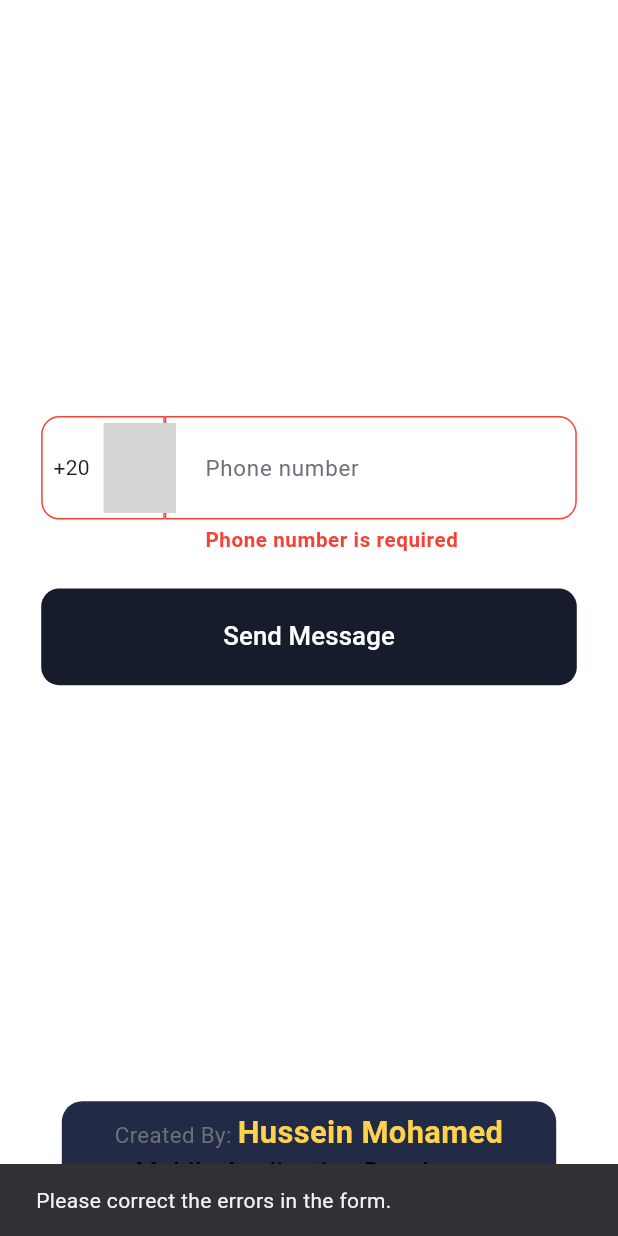
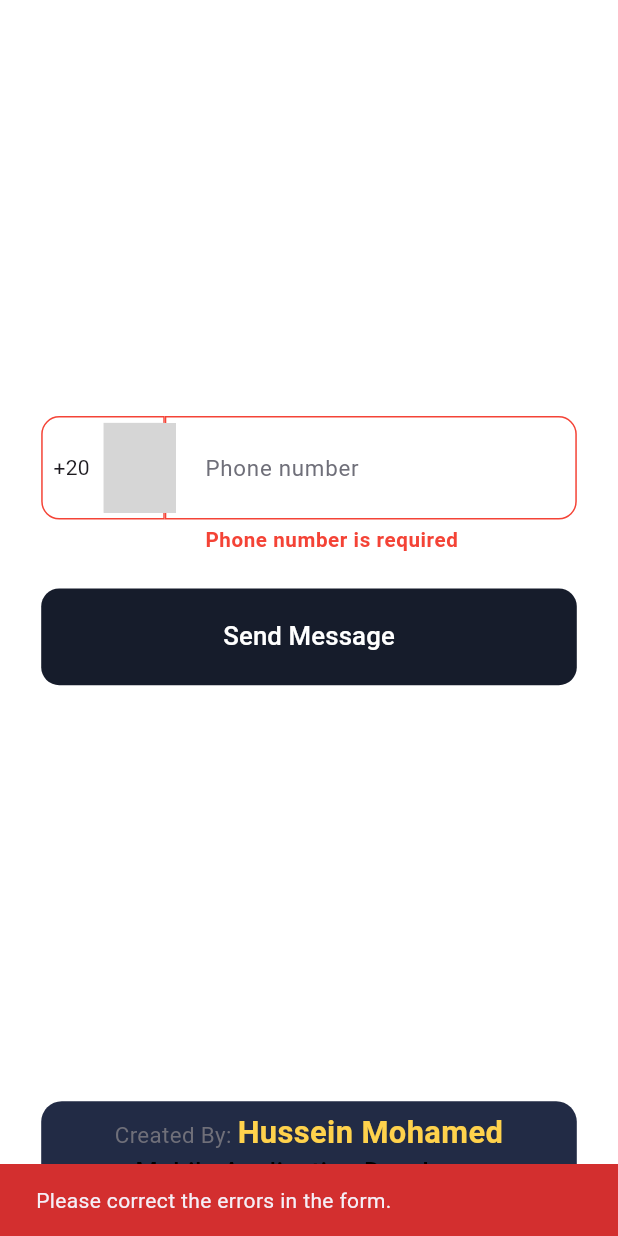
Before and after one commit to HusseinMohamed99/Faster_Chatting, a Flutter app: the screen it shows after launch, after a tap on "Send Message", on a phone screen of 412 x 824 dp. Run offline on Flutter 3.47's test engine with Material 3 defaults, Android fonts, the phone set to English and light mode, and no system bars; our stand-ins replace flutter_screenutil; missing offline and left inert: fl_country_code_picker; grey boxes are pictures that could not be loaded.

Commit message:
feat: rebrand app from FasterChatting to NumChat
- Update app name, package structure, and branding assets
- Modify splash screen colors and launcher icons
- Refactor form validation and phone input handling
- Improve documentation and README with new branding

```diff
--- a/flutter_launcher_icons.yaml
+++ b/flutter_launcher_icons.yaml
@@ -1,6 +1,7 @@
 flutter_launcher_icons:
   android: true
   ios: true
+  image_path: "assets/images/logo_launcher.png"
   adaptive_icon_background: "#000000"
   adaptive_icon_foreground: "assets/images/logo_launcher.png"
-  image_path: "assets/images/logo_launcher.png"
+  remove_alpha_ios: true
--- a/lib/Core/app_buttons.dart
+++ b/lib/Core/app_buttons.dart
@@ -1,4 +1,4 @@
-import 'package:faster_chatting/Core/color_manager.dart';
+import 'package:numchat/Core/color_manager.dart';
 import 'package:flutter/material.dart';
 import 'package:flutter_screenutil/flutter_screenutil.dart';
 
--- a/lib/Core/style_manager.dart
+++ b/lib/Core/style_manager.dart
@@ -1,4 +1,4 @@
-import 'package:faster_chatting/Core/color_manager.dart';
+import 'package:numchat/Core/color_manager.dart';
 import 'package:flutter/material.dart';
 import 'package:flutter_screenutil/flutter_screenutil.dart';
 
--- a/lib/main.dart
+++ b/lib/main.dart
@@ -1,17 +1,17 @@
-import 'package:faster_chatting/faster_chat_view.dart';
 import 'package:flutter/material.dart';
 import 'package:flutter/services.dart';
 import 'package:flutter_screenutil/flutter_screenutil.dart';
+import 'package:numchat/num_chat_view.dart';
 
 void main() async {
   WidgetsFlutterBinding.ensureInitialized();
   await ScreenUtil.ensureScreenSize();
 
-  runApp(const FasterChatApp());
+  runApp(const NumChatApp());
 }
 
-class FasterChatApp extends StatelessWidget {
-  const FasterChatApp({super.key});
+class NumChatApp extends StatelessWidget {
+  const NumChatApp({super.key});
 
   @override
   Widget build(BuildContext context) {
@@ -31,9 +31,9 @@ class FasterChatApp extends StatelessWidget {
             textScaler: const TextScaler.linear(1.0),
           ),
           child: MaterialApp(
-            title: 'FasterChatting',
+            title: 'NumChat',
             debugShowCheckedModeBanner: false,
-            home: FasterChatView(),
+            home: NumChatView(),
           ),
         );
       },
--- a/lib/faster_chat_view.dart
+++ b/lib/num_chat_view.dart
@@ -1,14 +1,14 @@
 import 'package:flutter/material.dart';
 import 'package:flutter_screenutil/flutter_screenutil.dart';
 
-import 'widgets/faster_chat_form.dart';
+import 'widgets/num_chat_form.dart';
 
-class FasterChatView extends StatelessWidget {
-  const FasterChatView({super.key});
+class NumChatView extends StatelessWidget {
+  const NumChatView({super.key});
 
   @override
   Widget build(BuildContext context) {
-    return Container(
+    return DecoratedBox(
       decoration: const BoxDecoration(
         image: DecorationImage(
           image: AssetImage('assets/images/background.png'),
@@ -17,9 +17,11 @@ class FasterChatView extends StatelessWidget {
       ),
       child: Scaffold(
         backgroundColor: Colors.transparent,
-        body: Padding(
-          padding: EdgeInsets.symmetric(horizontal: 24.w),
-          child: FasterChatForm(),
+        body: SafeArea(
+          child: Padding(
+            padding: EdgeInsets.symmetric(horizontal: 24.w),
+            child: const NumChatForm(),
+          ),
         ),
       ),
     );
--- a/lib/text_input.dart
+++ b/lib/text_input.dart
@@ -1,5 +1,5 @@
-import 'package:faster_chatting/Core/color_manager.dart';
-import 'package:faster_chatting/Core/style_manager.dart';
+import 'package:numchat/Core/color_manager.dart';
+import 'package:numchat/Core/style_manager.dart';
 import 'package:flutter/material.dart';
 import 'package:flutter/services.dart';
 import 'package:flutter_screenutil/flutter_screenutil.dart';
@@ -46,6 +46,12 @@ class AppTextFormField extends StatelessWidget {
 
   @override
   Widget build(BuildContext context) {
+    final BorderRadius effectiveRadius = borderRadius ??
+        const BorderRadius.only(
+          topRight: Radius.circular(12),
+          bottomRight: Radius.circular(12),
+        );
+
     return TextFormField(
       controller: controller,
       keyboardType: keyboardType,
@@ -53,75 +59,40 @@ class AppTextFormField extends StatelessWidget {
       validator: validator,
       onSaved: onSaved,
       onChanged: onChanged,
+      style: inputTextStyle ?? StyleManager.font15,
+      obscureText: isObscureText ?? false,
       decoration: InputDecoration(
         isDense: true,
-        contentPadding: contentPadding ??
-            EdgeInsets.symmetric(horizontal: 20.w, vertical: 18.h),
-        focusedBorder: focusedBorder ??
-            OutlineInputBorder(
-              borderSide: const BorderSide(
-                color: ColorManager.lightGrayColor,
-                width: 1,
-              ),
-              borderRadius: borderRadius ??
-                  const BorderRadius.only(
-                    topRight: Radius.circular(12),
-                    bottomRight: Radius.circular(12),
-                  ),
-            ),
-        enabledBorder: enabledBorder ??
-            OutlineInputBorder(
-              borderSide: const BorderSide(
-                color: ColorManager.lightGrayColor,
-                width: 1,
-              ),
-              borderRadius: borderRadius ??
-                  const BorderRadius.only(
-                    topRight: Radius.circular(12),
-                    bottomRight: Radius.circular(12),
-                  ),
-            ),
+        contentPadding: contentPadding ?? EdgeInsets.symmetric(horizontal: 20.w, vertical: 18.h),
+        focusedBorder: focusedBorder ?? _buildBorder(ColorManager.lightGrayColor, effectiveRadius),
+        enabledBorder: enabledBorder ?? _buildBorder(ColorManager.lightGrayColor, effectiveRadius),
+        errorBorder: _buildBorder(Colors.red, effectiveRadius),
+        focusedErrorBorder: _buildBorder(Colors.red, effectiveRadius),
         prefixIconConstraints: hasConstraints
             ? BoxConstraints(
                 maxWidth: MediaQuery.of(context).size.width * 0.2,
-                maxHeight: 60)
+                maxHeight: 60,
+              )
             : null,
-        errorBorder: OutlineInputBorder(
-          borderSide: const BorderSide(
-            color: Colors.red,
-            width: 1,
-          ),
-          borderRadius: borderRadius ??
-              const BorderRadius.only(
-                topRight: Radius.circular(12),
-                bottomRight: Radius.circular(12),
-              ),
-        ),
-        focusedErrorBorder: OutlineInputBorder(
-          borderSide: const BorderSide(
-            color: Colors.red,
-            width: 1,
-          ),
-          borderRadius: borderRadius ??
-              const BorderRadius.only(
-                topRight: Radius.circular(12),
-                bottomRight: Radius.circular(12),
-              ),
-        ),
+        prefixIcon: prefixIcon,
         hintStyle: hintStyle ?? StyleManager.font13LighterGrayRegular,
         hintText: hintText,
-        prefixIcon: prefixIcon,
+        fillColor: backgroundColor ?? ColorManager.whiteColor,
+        filled: true,
         errorStyle: TextStyle(
           color: Colors.red,
           fontSize: 12.sp,
           fontWeight: FontWeight.w700,
           backgroundColor: Colors.white,
         ),
-        fillColor: backgroundColor ?? ColorManager.whiteColor,
-        filled: true,
       ),
-      obscureText: isObscureText ?? false,
-      style: StyleManager.font15,
+    );
+  }
+
+  InputBorder _buildBorder(Color color, BorderRadius radius) {
+    return OutlineInputBorder(
+      borderSide: BorderSide(color: color, width: 1),
+      borderRadius: radius,
     );
   }
 }
--- a/lib/widgets/footer_section.dart
+++ b/lib/widgets/footer_section.dart
@@ -1,21 +1,21 @@
-import 'package:faster_chatting/Core/color_manager.dart';
 import 'package:flutter/material.dart';
 import 'package:flutter_screenutil/flutter_screenutil.dart';
-
-import '../Core/style_manager.dart';
+import 'package:numchat/Core/color_manager.dart';
+import 'package:numchat/Core/style_manager.dart';
 
 class FooterSection extends StatelessWidget {
   const FooterSection({super.key});
 
   @override
   Widget build(BuildContext context) {
-    return Container(
-      width: MediaQuery.of(context).size.width * 0.8,
+    return FractionallySizedBox(
+      widthFactor: 1.0,
+      child: Container(
         alignment: Alignment.center,
         padding: EdgeInsets.symmetric(horizontal: 20.w, vertical: 5.h),
         decoration: BoxDecoration(
           color: ColorManager.semiDarkBlueColor,
-        borderRadius: BorderRadius.all(Radius.circular(12).r),
+          borderRadius: BorderRadius.circular(12.r),
         ),
         child: Text.rich(
           TextSpan(
@@ -39,6 +39,7 @@ class FooterSection extends StatelessWidget {
           ),
           textAlign: TextAlign.center,
         ),
+      ),
     );
   }
 }
--- a/lib/widgets/faster_chat_form.dart
+++ b/lib/widgets/num_chat_form.dart
@@ -1,23 +1,24 @@
 import 'dart:developer';
 
-import 'package:faster_chatting/Core/app_buttons.dart';
-import 'package:faster_chatting/Core/color_manager.dart';
-import 'package:faster_chatting/Core/style_manager.dart';
-import 'package:faster_chatting/widgets/footer_section.dart';
-import 'package:faster_chatting/widgets/phone_input_row.dart';
 import 'package:fl_country_code_picker/fl_country_code_picker.dart';
 import 'package:flutter/material.dart';
 import 'package:flutter_screenutil/flutter_screenutil.dart';
+import 'package:numchat/Core/app_buttons.dart';
+import 'package:numchat/Core/color_manager.dart';
+import 'package:numchat/Core/style_manager.dart';
+import 'package:numchat/widgets/footer_section.dart';
+import 'package:numchat/widgets/phone_input_row.dart';
 import 'package:url_launcher/url_launcher.dart';
 
-class FasterChatForm extends StatefulWidget {
-  const FasterChatForm({super.key});
+// Form with country picker + WhatsApp launcher + validation
+class NumChatForm extends StatefulWidget {
+  const NumChatForm({super.key});
 
   @override
-  State<FasterChatForm> createState() => _FasterChatFormState();
+  State<NumChatForm> createState() => _NumChatFormState();
 }
 
-class _FasterChatFormState extends State<FasterChatForm> {
+class _NumChatFormState extends State<NumChatForm> {
   final GlobalKey<FormState> _formKey = GlobalKey<FormState>();
   final TextEditingController _phoneController = TextEditingController();
   CountryCode _countryCode =
@@ -31,35 +32,26 @@ class _FasterChatFormState extends State<FasterChatForm> {
     super.dispose();
   }
 
+  // Handles WhatsApp redirection logic
   Future<void> _launchWhatsApp() async {
-    log("Form validation status: ${_formKey.currentState?.validate()}");
-    log("Phone: ${_phoneController.text}");
-    log("Country code: ${_countryCode.dialCode}");
-
+    log("Validating form...");
     if (_formKey.currentState?.validate() ?? false) {
-      String sanitizedPhone =
-          _phoneController.text.replaceAll(RegExp(r'\s+'), '');
-      String url = 'https://wa.me/${_countryCode.dialCode}$sanitizedPhone';
-      Uri uri = Uri.parse(url);
-
-      log("Generated URL: $url");
+      final fullNumber =
+          '${_countryCode.dialCode}${_phoneController.text.trim()}';
+      final Uri uri = Uri.parse('https://wa.me/$fullNumber');
 
       try {
         if (await canLaunchUrl(uri)) {
-          log("Launching WhatsApp...");
           await launchUrl(uri, mode: LaunchMode.externalApplication);
         } else {
           _showErrorSnackBar("Could not launch WhatsApp. Invalid URL.");
-          log("Could not launch $uri");
         }
       } catch (e) {
         _showErrorSnackBar("An error occurred while launching WhatsApp.");
-        log("Error launching WhatsApp: $e");
+        log("Launch error: $e");
       }
     } else {
-      setState(() {
-        _autoValidate = true;
-      });
+      setState(() => _autoValidate = true);
       _showErrorSnackBar("Please correct the errors in the form.");
     }
   }
@@ -70,15 +62,16 @@ class _FasterChatFormState extends State<FasterChatForm> {
       initialSelectedLocale: 'EG',
     );
     if (selectedCountry != null) {
-      setState(() {
-        _countryCode = selectedCountry;
-      });
+      setState(() => _countryCode = selectedCountry);
     }
   }
 
   void _showErrorSnackBar(String message) {
     ScaffoldMessenger.of(context).showSnackBar(
-      SnackBar(content: Text(message)),
+      SnackBar(
+        content: Text(message),
+        backgroundColor: Colors.red.shade700,
+      ),
     );
   }
 
@@ -98,9 +91,7 @@ class _FasterChatFormState extends State<FasterChatForm> {
               controller: _phoneController,
               countryCode: _countryCode,
               onCountryCodeTap: _pickCountryCode,
-              onPhoneChanged: (value) {
-                setState(() {});
-              },
+              onPhoneChanged: (_) {},
             ),
             SizedBox(height: 20.h),
             AppTextButton(
--- a/lib/widgets/phone_input_row.dart
+++ b/lib/widgets/phone_input_row.dart
@@ -1,8 +1,8 @@
-import 'package:faster_chatting/text_input.dart';
 import 'package:fl_country_code_picker/fl_country_code_picker.dart';
 import 'package:flutter/material.dart';
 import 'package:flutter/services.dart';
 import 'package:flutter_screenutil/flutter_screenutil.dart';
+import 'package:numchat/text_input.dart';
 
 class PhoneInputRow extends StatelessWidget {
   final TextEditingController controller;
@@ -22,7 +22,8 @@ class PhoneInputRow extends StatelessWidget {
   Widget build(BuildContext context) {
     return Row(
       children: [
-        SizedBox(
+        // Country Code Button
+       SizedBox(
           width: MediaQuery.of(context).size.width * 0.2,
           child: AppTextFormField(
             borderRadius: const BorderRadius.only(
@@ -59,16 +60,17 @@ class PhoneInputRow extends StatelessWidget {
             ),
           ),
         ),
+        // Phone Number Input
         Expanded(
           child: AppTextFormField(
             hintText: 'Phone number',
             controller: controller,
             keyboardType: TextInputType.phone,
             inputFormatters: [
-              FilteringTextInputFormatter.allow(RegExp(r'[0-9]')),
+              FilteringTextInputFormatter.digitsOnly,
             ],
             validator: (value) {
-              if (value == null || value.isEmpty) {
+              if (value == null || value.trim().isEmpty) {
                 return 'Phone number is required';
               }
               if (value.length < 9) {
```
Also changed, not shown: flutter_native_splash.yaml (+4 -5 lines), pubspec.yaml (+8 -8 lines), assets/images/logo_launcher.png, assets/images/splash.png, assets/images/splash_android12.png, pubspec.lock, 91 other files. Lines whose indentation alone changed are shown as unchanged.
